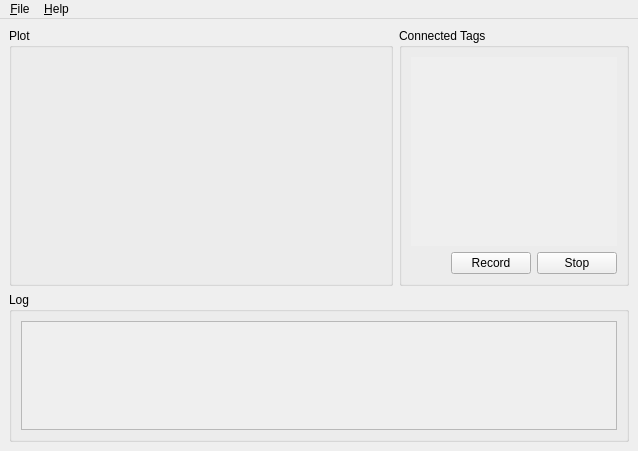
Before: the Qt Designer form evb1000viewer.ui in xEnVrE/DecaWaveEVB1000Viewer, drawn with Qt 5.
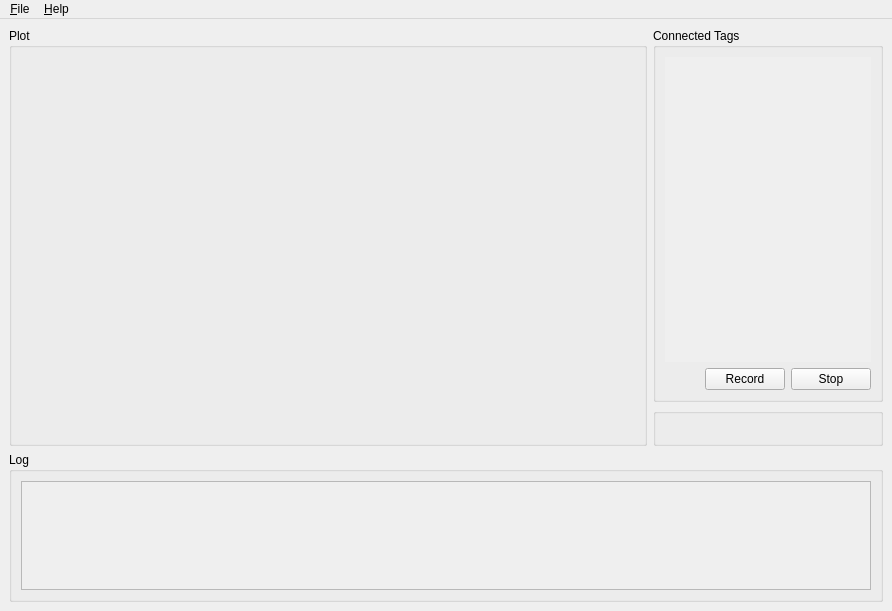
After: the same form once the commit is applied.

Commit message: implement layout and logic of plane_height_setter_item

The edit to the form file:
```diff
--- a/evb1000viewer.ui
+++ b/evb1000viewer.ui
@@ -6,8 +6,8 @@
    <rect>
     <x>0</x>
     <y>0</y>
-    <width>638</width>
-    <height>451</height>
+    <width>892</width>
+    <height>611</height>
    </rect>
   </property>
   <property name="windowTitle">
@@ -15,6 +15,72 @@
   </property>
   <widget class="QWidget" name="centralwidget">
    <layout class="QGridLayout" name="gridLayout">
+    <item row="3" column="0" colspan="2">
+     <widget class="QGroupBox" name="logGroupBox">
+      <property name="maximumSize">
+       <size>
+        <width>16777215</width>
+        <height>150</height>
+       </size>
+      </property>
+      <property name="title">
+       <string>Log</string>
+      </property>
+      <layout class="QVBoxLayout" name="verticalLayout">
+       <item>
+        <widget class="QScrollArea" name="logScrollArea">
+         <property name="verticalScrollBarPolicy">
+          <enum>Qt::ScrollBarAsNeeded</enum>
+         </property>
+         <property name="sizeAdjustPolicy">
+          <enum>QAbstractScrollArea::AdjustToContents</enum>
+         </property>
+         <property name="widgetResizable">
+          <bool>true</bool>
+         </property>
+         <widget class="QWidget" name="logScrollAreaWidgetContents">
+          <property name="geometry">
+           <rect>
+            <x>0</x>
+            <y>0</y>
+            <width>844</width>
+            <height>108</height>
+           </rect>
+          </property>
+          <layout class="QVBoxLayout" name="verticalLayout_2">
+           <item>
+            <widget class="QLabel" name="logLabel">
+             <property name="cursor">
+              <cursorShape>ArrowCursor</cursorShape>
+             </property>
+             <property name="text">
+              <string/>
+             </property>
+             <property name="margin">
+              <number>0</number>
+             </property>
+            </widget>
+           </item>
+           <item>
+            <spacer name="logSpacer">
+             <property name="orientation">
+              <enum>Qt::Vertical</enum>
+             </property>
+             <property name="sizeHint" stdset="0">
+              <size>
+               <width>20</width>
+               <height>40</height>
+              </size>
+             </property>
+            </spacer>
+           </item>
+          </layout>
+         </widget>
+        </widget>
+       </item>
+      </layout>
+     </widget>
+    </item>
     <item row="1" column="1">
      <widget class="QGroupBox" name="connectedTagsGroupBox">
       <property name="maximumSize">
@@ -44,7 +110,7 @@
             <x>0</x>
             <y>0</y>
             <width>206</width>
-            <height>169</height>
+            <height>289</height>
            </rect>
           </property>
           <layout class="QVBoxLayout" name="connectedTagsScrollAreaWidgetLayout">
@@ -102,7 +168,31 @@
       </layout>
      </widget>
     </item>
-    <item row="1" column="0">
+    <item row="2" column="1">
+     <widget class="QGroupBox" name="planeHeightGroupBox">
+      <property name="sizePolicy">
+       <sizepolicy hsizetype="Fixed" vsizetype="Fixed">
+        <horstretch>0</horstretch>
+        <verstretch>0</verstretch>
+       </sizepolicy>
+      </property>
+      <property name="maximumSize">
+       <size>
+        <width>230</width>
+        <height>100</height>
+       </size>
+      </property>
+      <property name="title">
+       <string/>
+      </property>
+      <layout class="QVBoxLayout" name="planeHeightGroupBoxLayout">
+       <property name="bottomMargin">
+        <number>20</number>
+       </property>
+      </layout>
+     </widget>
+    </item>
+    <item row="1" column="0" rowspan="2">
      <widget class="QGroupBox" name="matPlotGroupBox">
       <property name="title">
        <string>Plot</string>
@@ -110,72 +200,6 @@
       <layout class="QVBoxLayout" name="matPlotGroupBoxLayout"/>
      </widget>
     </item>
-    <item row="2" column="0" colspan="2">
-     <widget class="QGroupBox" name="logGroupBox">
-      <property name="maximumSize">
-       <size>
-        <width>16777215</width>
-        <height>150</height>
-       </size>
-      </property>
-      <property name="title">
-       <string>Log</string>
-      </property>
-      <layout class="QVBoxLayout" name="verticalLayout">
-       <item>
-        <widget class="QScrollArea" name="logScrollArea">
-         <property name="verticalScrollBarPolicy">
-          <enum>Qt::ScrollBarAsNeeded</enum>
-         </property>
-         <property name="sizeAdjustPolicy">
-          <enum>QAbstractScrollArea::AdjustToContents</enum>
-         </property>
-         <property name="widgetResizable">
-          <bool>true</bool>
-         </property>
-         <widget class="QWidget" name="logScrollAreaWidgetContents">
-          <property name="geometry">
-           <rect>
-            <x>0</x>
-            <y>0</y>
-            <width>590</width>
-            <height>108</height>
-           </rect>
-          </property>
-          <layout class="QVBoxLayout" name="verticalLayout_2">
-           <item>
-            <widget class="QLabel" name="logLabel">
-             <property name="cursor">
-              <cursorShape>ArrowCursor</cursorShape>
-             </property>
-             <property name="text">
-              <string/>
-             </property>
-             <property name="margin">
-              <number>0</number>
-             </property>
-            </widget>
-           </item>
-           <item>
-            <spacer name="logSpacer">
-             <property name="orientation">
-              <enum>Qt::Vertical</enum>
-             </property>
-             <property name="sizeHint" stdset="0">
-              <size>
-               <width>20</width>
-               <height>40</height>
-              </size>
-             </property>
-            </spacer>
-           </item>
-          </layout>
-         </widget>
-        </widget>
-       </item>
-      </layout>
-     </widget>
-    </item>
    </layout>
   </widget>
   <widget class="QMenuBar" name="menubar">
@@ -183,7 +207,7 @@
     <rect>
      <x>0</x>
      <y>0</y>
-     <width>638</width>
+     <width>892</width>
      <height>26</height>
     </rect>
    </property>
```
The commit also changes 4 other files.
